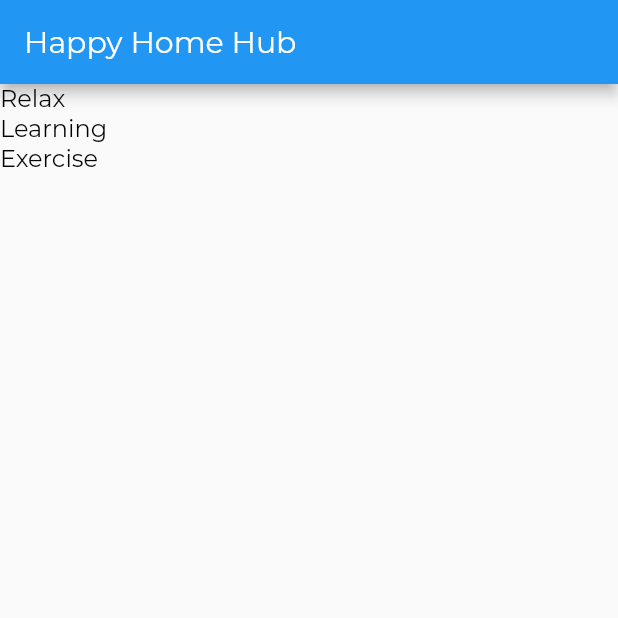
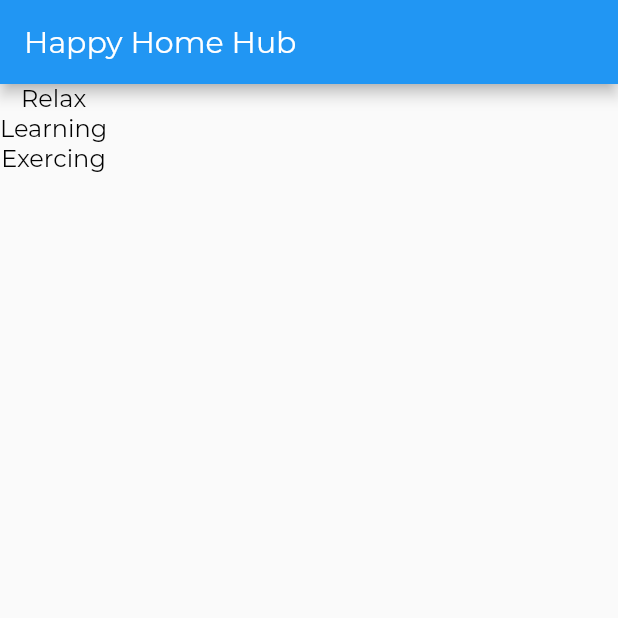
Before and after one commit to maegatro/Happy_Home_Hub, a Flutter app: the screen it shows after launch, on a phone screen of 412 x 824 dp, the top half of it. Run offline on Flutter 3.47's test engine with Material 2 defaults, Android fonts, the phone set to English and light mode, and no system bars.

Commit message:
We just reached a big big milestone

```diff
--- a/lib/screens/locations/locations.dart
+++ b/lib/screens/locations/locations.dart
@@ -12,12 +12,21 @@ class Locations extends StatelessWidget {
       appBar: AppBar(
         title: Text('Happy Home Hub'),
       ),
-      body: ListView(
-        children: locations
-            .map((location) => GestureDetector(
-                onTap: () => _onLocationTap(context, location.id),
-                child: Container(child: Text(location.name))))
-            .toList(),
+      body: SafeArea(
+        child: Column(children: <Widget>[
+          GestureDetector(
+            onTap: () => _onLocationTap(context, 1) ,
+            child: Text("Relax"),
+          ),
+          GestureDetector(
+            onTap: () => _onLocationTap(context, 2) ,
+            child: Text("Learning"),
+          ),
+          GestureDetector(
+            onTap: () => _onLocationTap(context, 3) ,
+            child: Text("Exercing"),
+          )
+        ],)
       ),
     );
   }
@@ -27,3 +36,12 @@ class Locations extends StatelessWidget {
         arguments: {"id": locationID});
   }
 }
+
+
+// body: ListView(
+//         children: locations
+//             .map((location) => GestureDetector(
+//                 onTap: () => _onLocationTap(context, location.id),
+//                 child: Container(child: Text(location.name))))
+//             .toList(),
+//       ),
```
Also changed, not shown: 1 other file.
